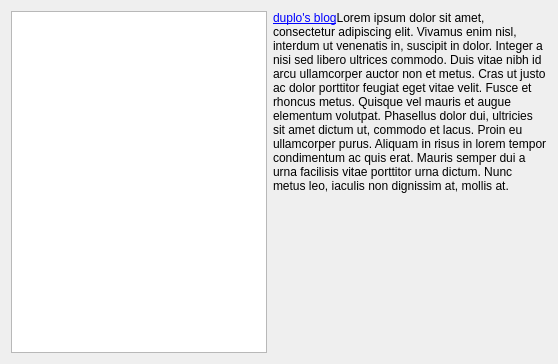
Above: wizard/ui/board_select.ui from imby/STM32VLDiscovery_BeRTOS before the change. Below: the same form after it.
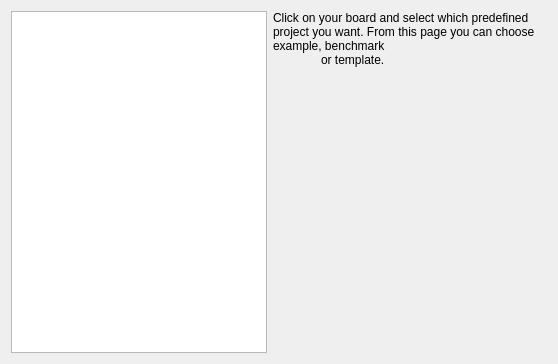
That is the form after the change.

Commit message: Remove test label.

Diff of the .ui file:
```diff
--- a/wizard/ui/board_select.ui
+++ b/wizard/ui/board_select.ui
@@ -44,7 +44,8 @@
      <item>
       <widget class="QLabel" name="descriptionLabel">
        <property name="text">
-        <string>&lt;a href='http://duplo.develer.com'&gt;duplo's blog&lt;/a&gt;Lorem ipsum dolor sit amet, consectetur adipiscing elit. Vivamus enim nisl, interdum ut venenatis in, suscipit in dolor. Integer a nisi sed libero ultrices commodo. Duis vitae nibh id arcu ullamcorper auctor non et metus. Cras ut justo ac dolor porttitor feugiat eget vitae velit. Fusce et rhoncus metus. Quisque vel mauris et augue elementum volutpat. Phasellus dolor dui, ultricies sit amet dictum ut, commodo et lacus. Proin eu ullamcorper purus. Aliquam in risus in lorem tempor condimentum ac quis erat. Mauris semper dui a urna facilisis vitae porttitor urna dictum. Nunc metus leo, iaculis non dignissim at, mollis at.</string>
+        <string>Click on your board and select which predefined project you want. From this page you can choose example, benchmark
+	or template.</string>
        </property>
        <property name="wordWrap">
         <bool>true</bool>
```
